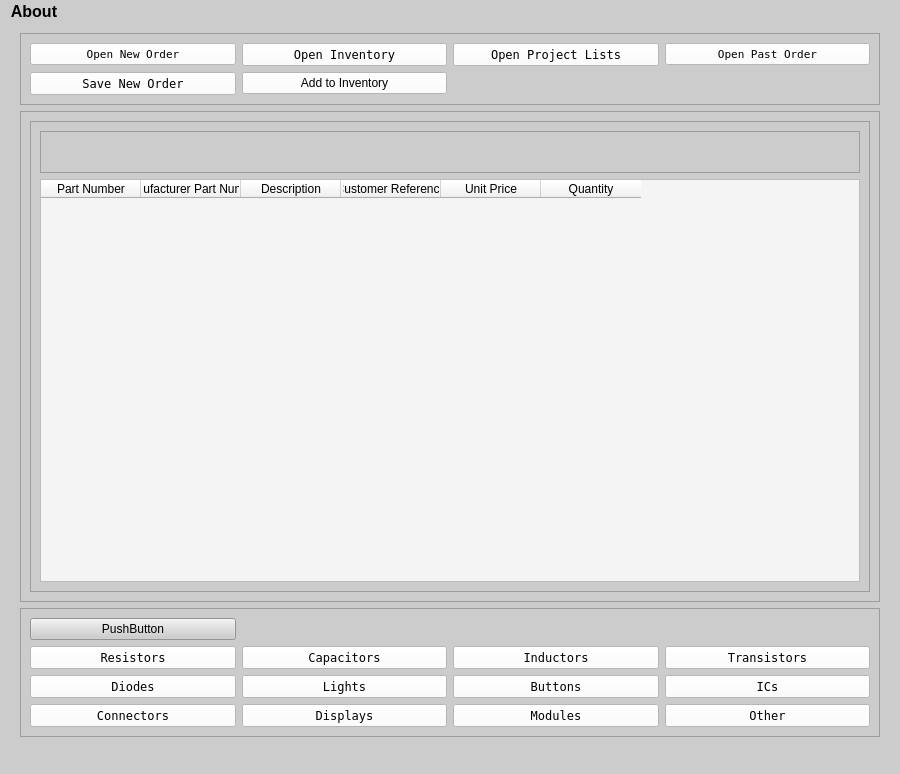
Above: gui_app.ui from Thomas1B/Electronics-Inventory-Program before the change. Below: the same form after it.
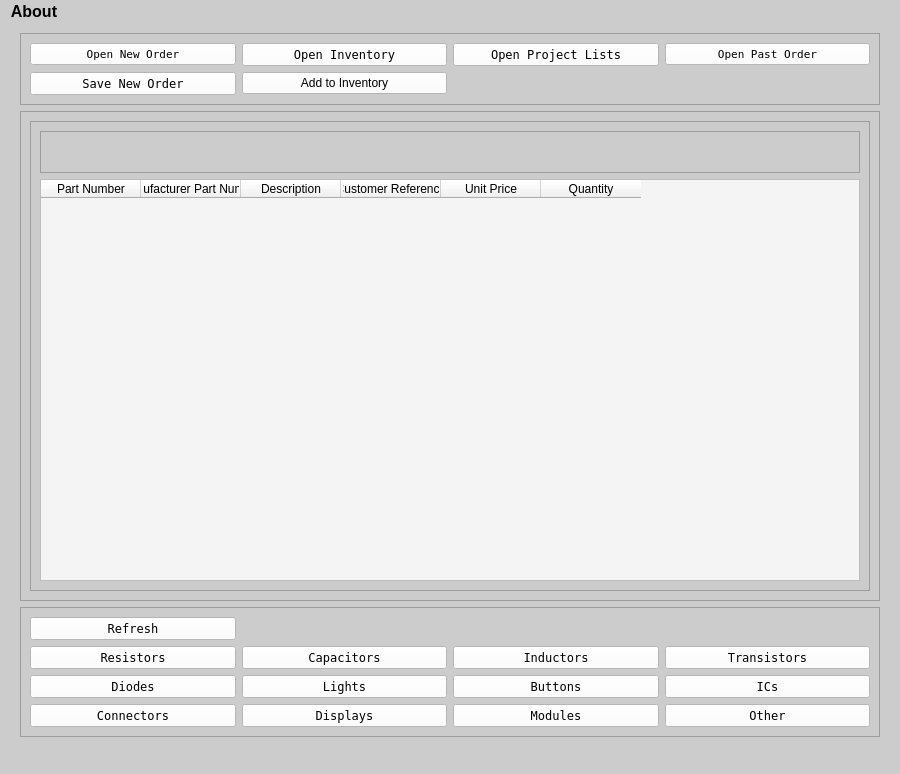
That is the form after the change.

The edit to the form file:
```diff
--- a/gui_app.ui
+++ b/gui_app.ui
@@ -382,9 +382,17 @@
       </property>
       <layout class="QGridLayout" name="gridLayout_3">
        <item row="0" column="0">
-        <widget class="QPushButton" name="btn_test">
+        <widget class="QPushButton" name="btn_refresh_opensheet">
+         <property name="font">
+          <font>
+           <family>Terminal</family>
+          </font>
+         </property>
+         <property name="styleSheet">
+          <string notr="true">background-color: rgb(255, 255, 255);</string>
+         </property>
          <property name="text">
-          <string>PushButton</string>
+          <string>Refresh</string>
          </property>
         </widget>
        </item>
```
